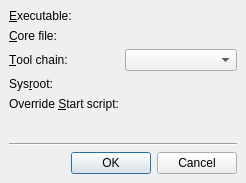
The window that src/plugins/debugger/attachcoredialog.ui (qt-creator/qt-creator) describes before a commit, drawn with Qt 5.
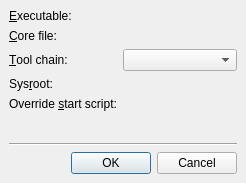
The same window after the commit. Custom widgets are drawn as their Qt base class.

The edit to the form file:
```diff
--- a/src/plugins/debugger/attachcoredialog.ui
+++ b/src/plugins/debugger/attachcoredialog.ui
@@ -86,7 +86,7 @@
      <item row="4" column="0">
       <widget class="QLabel" name="overrideStartScriptLabel">
        <property name="text">
-        <string>Override &amp;Start script:</string>
+        <string>Override &amp;start script:</string>
        </property>
        <property name="buddy">
         <cstring>overrideStartScriptFileName</cstring>
```
